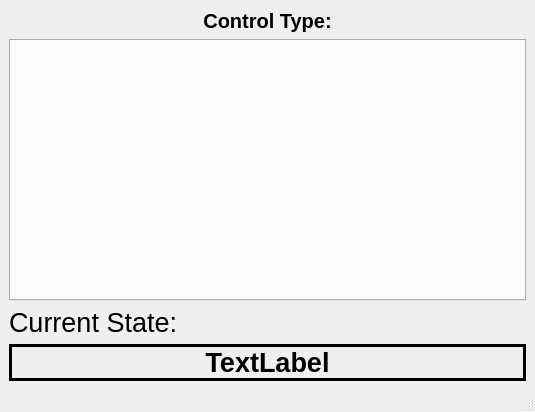
Old version of the form modules/feedbackcontroller/widget/feedbackcontroller.ui in the repository tud-hri/joan.
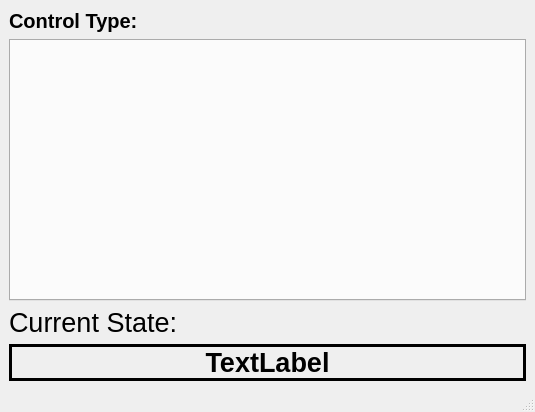
New version of the form.

The edit to the form file:
```diff
--- a/modules/feedbackcontroller/widget/feedbackcontroller.ui
+++ b/modules/feedbackcontroller/widget/feedbackcontroller.ui
@@ -28,7 +28,7 @@
        <string>Control Type:</string>
       </property>
       <property name="alignment">
-       <set>Qt::AlignCenter</set>
+       <set>Qt::AlignLeading|Qt::AlignLeft|Qt::AlignVCenter</set>
       </property>
      </widget>
     </item>
```
Left out of the diff: 7 changed lines with no effect on the pictures.
